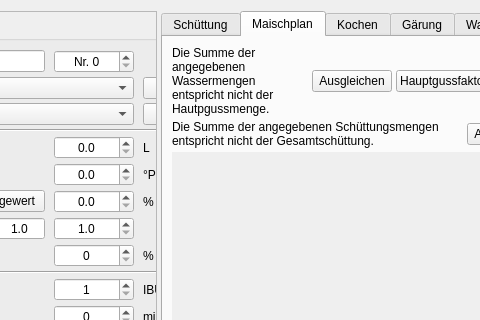
The window that kleiner-brauhelfer/tabrezept.ui (hurra/kleiner-brauhelfer-2) describes before a commit, drawn with Qt 5; both pictures show x 181 to 661 and y 0 to 320 of the 1086 by 714 pixel window.
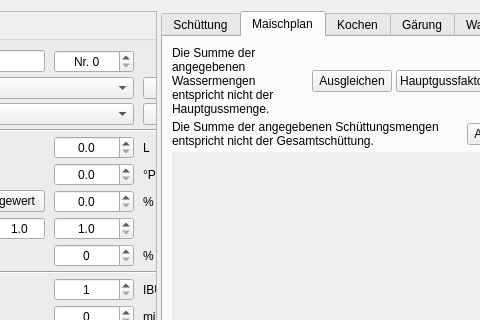
The same window after the commit. The open tabs and pages were chosen to show the change. Icons and pictures are not drawn. Custom widgets are drawn as their Qt base class.

Patch:
```diff
--- a/kleiner-brauhelfer/tabrezept.ui
+++ b/kleiner-brauhelfer/tabrezept.ui
@@ -1255,7 +1255,7 @@
               </sizepolicy>
              </property>
              <property name="text">
-              <string>Die Summe der angegebenen Wassermengen entspricht nicht der Hautpgussmenge.</string>
+              <string>Die Summe der angegebenen Wassermengen entspricht nicht der Hauptgussmenge.</string>
              </property>
              <property name="wordWrap">
               <bool>true</bool>
```
